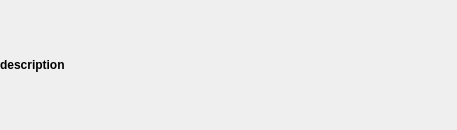
Above: AppSetup/SimplePage.ui from KDE/apper before the change. Below: the same form after it.
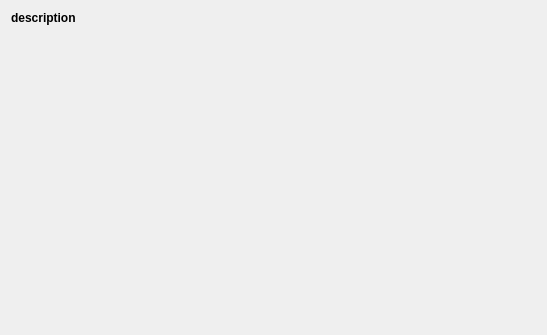
That is the form after the change.

Patch:
```diff
--- a/AppSetup/SimplePage.ui
+++ b/AppSetup/SimplePage.ui
@@ -6,15 +6,20 @@
    <rect>
     <x>0</x>
     <y>0</y>
-    <width>457</width>
-    <height>130</height>
+    <width>547</width>
+    <height>335</height>
    </rect>
   </property>
-  <layout class="QGridLayout" name="gridLayout">
+  <layout class="QVBoxLayout" name="verticalLayout_2">
+   <item>
+    <layout class="QVBoxLayout" name="verticalLayout">
+     <item>
+      <widget class="QWidget" name="widget" native="true">
+       <layout class="QVBoxLayout" name="verticalLayout_4">
    <property name="margin">
     <number>0</number>
    </property>
-   <item row="0" column="0">
+        <item>
     <layout class="QVBoxLayout" name="descriptionLayout">
      <item>
       <widget class="QLabel" name="descriptionL">
@@ -39,6 +44,24 @@
        <property name="margin">
         <number>5</number>
        </property>
+           </widget>
+          </item>
+         </layout>
+        </item>
+        <item>
+         <spacer name="verticalSpacer">
+          <property name="orientation">
+           <enum>Qt::Vertical</enum>
+          </property>
+          <property name="sizeHint" stdset="0">
+           <size>
+            <width>20</width>
+            <height>40</height>
+           </size>
+          </property>
+         </spacer>
+        </item>
+       </layout>
       </widget>
      </item>
     </layout>
```
Lines whose indentation alone changed are shown as unchanged.
